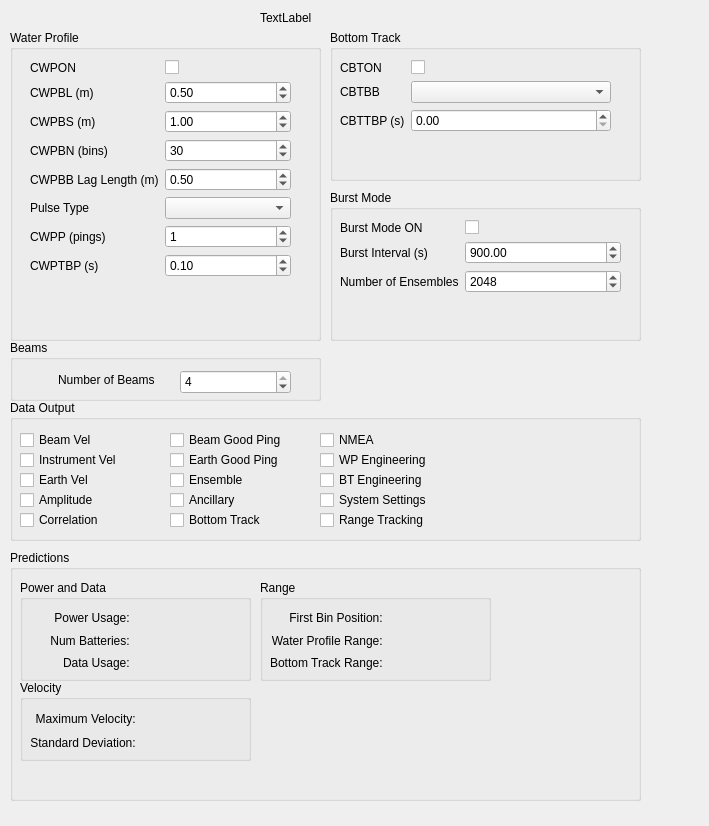
First picture: the form in Frontend/qt/Predictor/subsystem_view.ui, repository ricorx7/rti_python, before the edit.
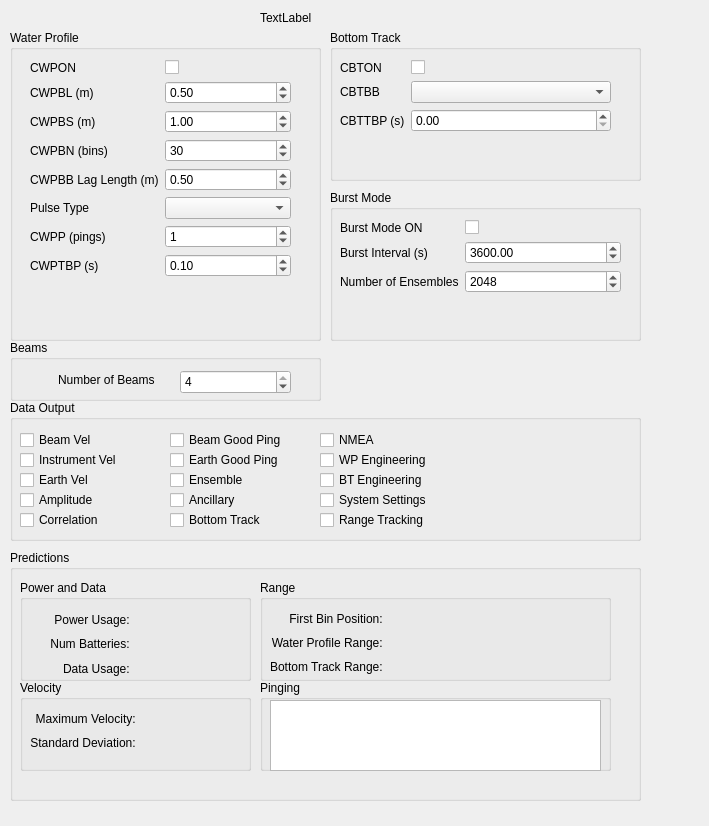
Second picture: the form after the edit.

Commit message: Fixed CED command in predictor Added a title to Predictor window

Diff of the .ui file:
```diff
--- a/Frontend/qt/Predictor/subsystem_view.ui
+++ b/Frontend/qt/Predictor/subsystem_view.ui
@@ -124,7 +124,7 @@
         <double>86400.000000000000000</double>
        </property>
        <property name="value">
-        <double>900.000000000000000</double>
+        <double>3600.000000000000000</double>
        </property>
       </widget>
      </item>
@@ -528,6 +528,9 @@
      <height>251</height>
     </rect>
    </property>
+   <property name="autoFillBackground">
+    <bool>false</bool>
+   </property>
    <property name="title">
     <string>Predictions</string>
    </property>
@@ -536,20 +539,20 @@
      <rect>
       <x>250</x>
       <y>30</y>
-      <width>231</width>
+      <width>351</width>
       <height>101</height>
      </rect>
     </property>
     <property name="title">
      <string>Range</string>
     </property>
-    <widget class="QWidget" name="">
+    <widget class="QWidget" name="layoutWidget">
      <property name="geometry">
       <rect>
        <x>10</x>
        <y>30</y>
        <width>211</width>
-       <height>61</height>
+       <height>66</height>
       </rect>
      </property>
      <layout class="QGridLayout" name="gridLayout_3">
@@ -613,19 +616,19 @@
       <x>10</x>
       <y>130</y>
       <width>231</width>
-      <height>81</height>
+      <height>91</height>
      </rect>
     </property>
     <property name="title">
      <string>Velocity</string>
     </property>
-    <widget class="QWidget" name="">
+    <widget class="QWidget" name="layoutWidget">
      <property name="geometry">
       <rect>
        <x>10</x>
        <y>30</y>
        <width>211</width>
-       <height>41</height>
+       <height>42</height>
       </rect>
      </property>
      <layout class="QGridLayout" name="gridLayout">
@@ -678,13 +681,13 @@
     <property name="title">
      <string>Power and Data</string>
     </property>
-    <widget class="QWidget" name="">
+    <widget class="QWidget" name="layoutWidget">
      <property name="geometry">
       <rect>
        <x>10</x>
        <y>30</y>
        <width>211</width>
-       <height>61</height>
+       <height>68</height>
       </rect>
      </property>
      <layout class="QGridLayout" name="gridLayout_2">
@@ -748,21 +751,29 @@
      </layout>
     </widget>
    </widget>
-   <zorder>label_16</zorder>
-   <zorder>label_18</zorder>
-   <zorder>label_20</zorder>
-   <zorder>label_25</zorder>
-   <zorder>label_19</zorder>
-   <zorder>maxVelLabel</zorder>
-   <zorder>label_21</zorder>
-   <zorder>stdLabel</zorder>
-   <zorder>label_25</zorder>
-   <zorder>wpRangeLabel</zorder>
-   <zorder>label_27</zorder>
-   <zorder>btRangeLabel</zorder>
-   <zorder>groupBox_7</zorder>
-   <zorder>groupBox_8</zorder>
-   <zorder>groupBox_9</zorder>
+   <widget class="QGroupBox" name="groupBox_10">
+    <property name="geometry">
+     <rect>
+      <x>250</x>
+      <y>130</y>
+      <width>351</width>
+      <height>91</height>
+     </rect>
+    </property>
+    <property name="title">
+     <string>Pinging</string>
+    </property>
+    <widget class="QTextBrowser" name="pingingTextBrowser">
+     <property name="geometry">
+      <rect>
+       <x>10</x>
+       <y>20</y>
+       <width>331</width>
+       <height>71</height>
+      </rect>
+     </property>
+    </widget>
+   </widget>
   </widget>
   <widget class="QLabel" name="freqLabel">
    <property name="geometry">
```
The commit also changes 7 other files.
